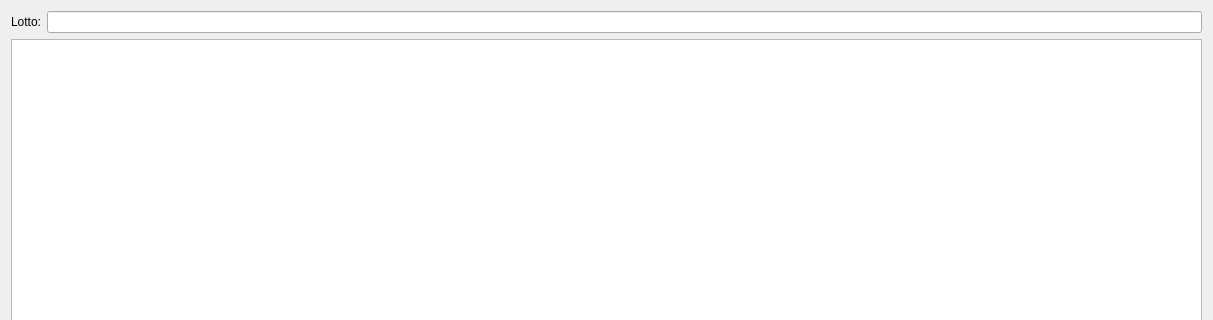
This is hcomposizionelotto.ui in fblabs/HamletMODSF as Qt 5 draws it before an edit; both pictures show x 0 to 1213 and y 0 to 320 of the 1213 by 770 pixel window. The edited form follows.
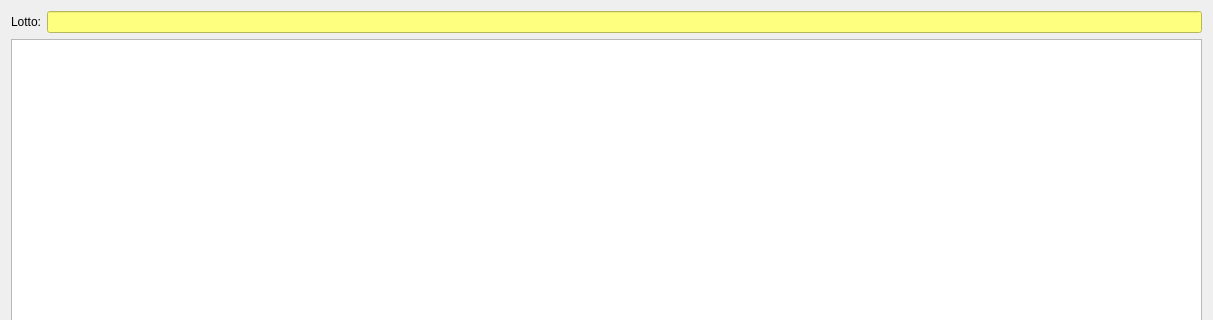
This is the edited form. Icons and pictures are not drawn.

```diff
--- a/hcomposizionelotto.ui
+++ b/hcomposizionelotto.ui
@@ -34,6 +34,9 @@
        </item>
        <item>
         <widget class="QLineEdit" name="leDesc">
+         <property name="styleSheet">
+          <string notr="true">background-color: rgb(255, 255, 127);</string>
+         </property>
          <property name="readOnly">
           <bool>true</bool>
          </property>
```
